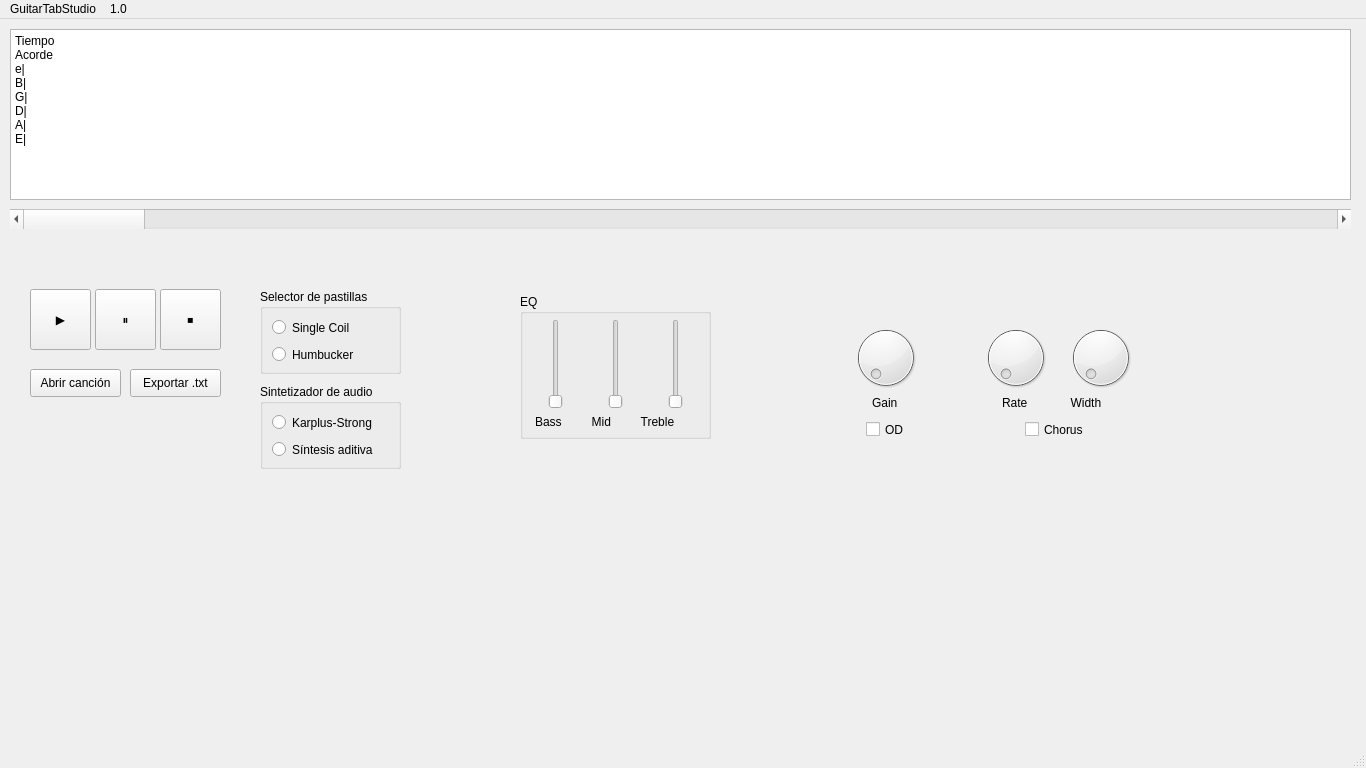
The window that mainwindow.ui (one-and-only-H/GuitarTabStudio_source) describes before a commit, drawn with Qt 5.
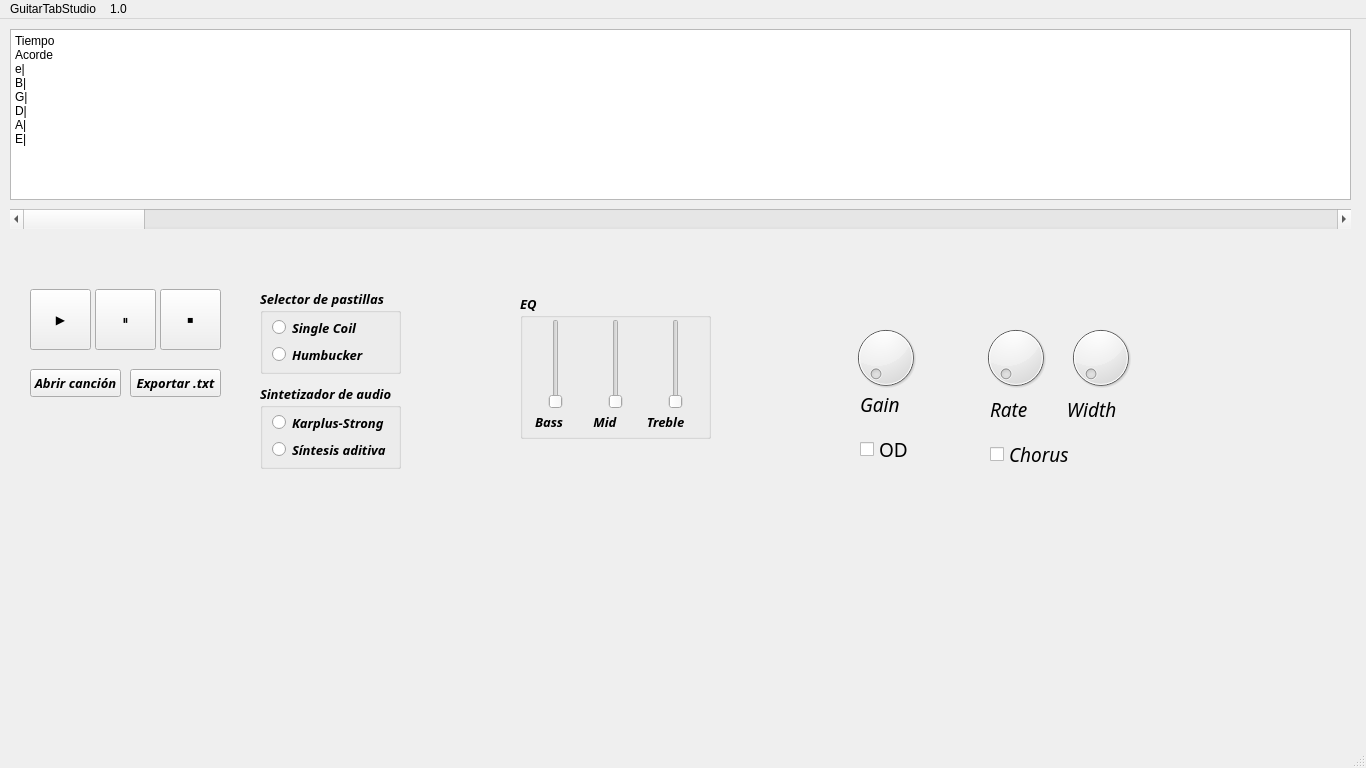
The same window after the commit.

Commit message: Ajustar fuentes/distancias en UI y soporte PyInstaller en midi2csv.py

Patch:
```diff
--- a/mainwindow.ui
+++ b/mainwindow.ui
@@ -104,6 +104,14 @@
       <height>28</height>
      </rect>
     </property>
+    <property name="font">
+     <font>
+      <family>Tw Cen MT</family>
+      <pointsize>10</pointsize>
+      <italic>true</italic>
+      <bold>true</bold>
+     </font>
+    </property>
     <property name="text">
      <string>Abrir canción</string>
     </property>
@@ -117,6 +125,14 @@
       <height>28</height>
      </rect>
     </property>
+    <property name="font">
+     <font>
+      <family>Tw Cen MT</family>
+      <pointsize>10</pointsize>
+      <italic>true</italic>
+      <bold>true</bold>
+     </font>
+    </property>
     <property name="text">
      <string>Exportar .txt</string>
     </property>
@@ -130,6 +146,14 @@
       <height>85</height>
      </rect>
     </property>
+    <property name="font">
+     <font>
+      <family>Tw Cen MT</family>
+      <pointsize>10</pointsize>
+      <italic>true</italic>
+      <bold>true</bold>
+     </font>
+    </property>
     <property name="title">
      <string>Selector de pastillas</string>
     </property>
@@ -169,6 +193,14 @@
       <height>85</height>
      </rect>
     </property>
+    <property name="font">
+     <font>
+      <family>Tw Cen MT</family>
+      <pointsize>10</pointsize>
+      <italic>true</italic>
+      <bold>true</bold>
+     </font>
+    </property>
     <property name="title">
      <string>Sintetizador de audio</string>
     </property>
@@ -208,6 +240,14 @@
       <height>145</height>
      </rect>
     </property>
+    <property name="font">
+     <font>
+      <family>Tw Cen MT</family>
+      <pointsize>10</pointsize>
+      <italic>true</italic>
+      <bold>true</bold>
+     </font>
+    </property>
     <property name="title">
      <string>EQ</string>
     </property>
@@ -280,12 +320,19 @@
    <widget class="QLabel" name="Gain_label">
     <property name="geometry">
      <rect>
-      <x>872</x>
-      <y>376</y>
-      <width>35</width>
-      <height>16</height>
+      <x>860</x>
+      <y>370</y>
+      <width>51</width>
+      <height>31</height>
      </rect>
     </property>
+    <property name="font">
+     <font>
+      <family>Harlow Solid</family>
+      <pointsize>14</pointsize>
+      <italic>true</italic>
+     </font>
+    </property>
     <property name="text">
      <string>Gain</string>
     </property>
@@ -293,12 +340,19 @@
    <widget class="QCheckBox" name="checkBox">
     <property name="geometry">
      <rect>
-      <x>866</x>
-      <y>400</y>
-      <width>45</width>
-      <height>21</height>
+      <x>860</x>
+      <y>410</y>
+      <width>61</width>
+      <height>41</height>
      </rect>
     </property>
+    <property name="font">
+     <font>
+      <family>Franklin Gothic Medium</family>
+      <pointsize>14</pointsize>
+      <italic>false</italic>
+     </font>
+    </property>
     <property name="text">
      <string>OD</string>
     </property>
@@ -326,25 +380,39 @@
    <widget class="QLabel" name="Chorus_labels">
     <property name="geometry">
      <rect>
-      <x>1002</x>
-      <y>376</y>
-      <width>125</width>
-      <height>16</height>
+      <x>990</x>
+      <y>380</y>
+      <width>191</width>
+      <height>21</height>
      </rect>
     </property>
+    <property name="font">
+     <font>
+      <family>Harlow Solid</family>
+      <pointsize>14</pointsize>
+      <italic>true</italic>
+     </font>
+    </property>
     <property name="text">
-     <string>Rate             Width</string>
+     <string>Rate        Width</string>
     </property>
    </widget>
    <widget class="QCheckBox" name="Chorus_check">
     <property name="geometry">
      <rect>
-      <x>1025</x>
-      <y>400</y>
-      <width>76</width>
-      <height>21</height>
+      <x>990</x>
+      <y>420</y>
+      <width>81</width>
+      <height>31</height>
      </rect>
     </property>
+    <property name="font">
+     <font>
+      <family>Harlow Solid</family>
+      <pointsize>14</pointsize>
+      <italic>true</italic>
+     </font>
+    </property>
     <property name="text">
      <string>Chorus</string>
     </property>
```
The commit also changes 1 other file.
